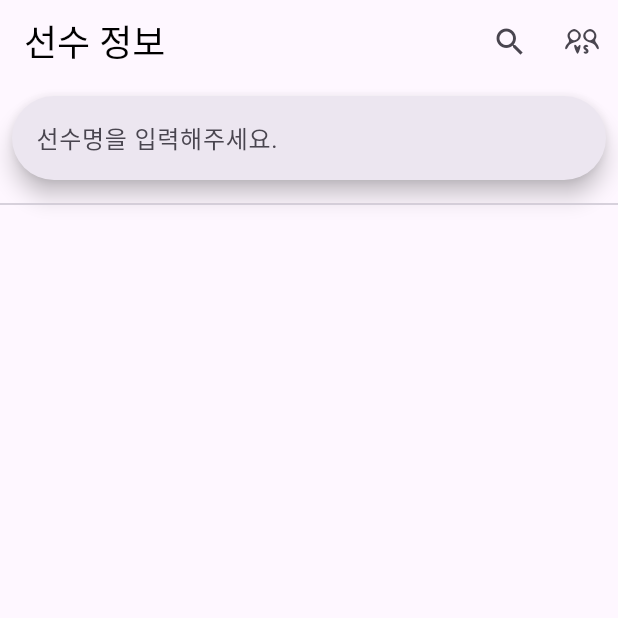
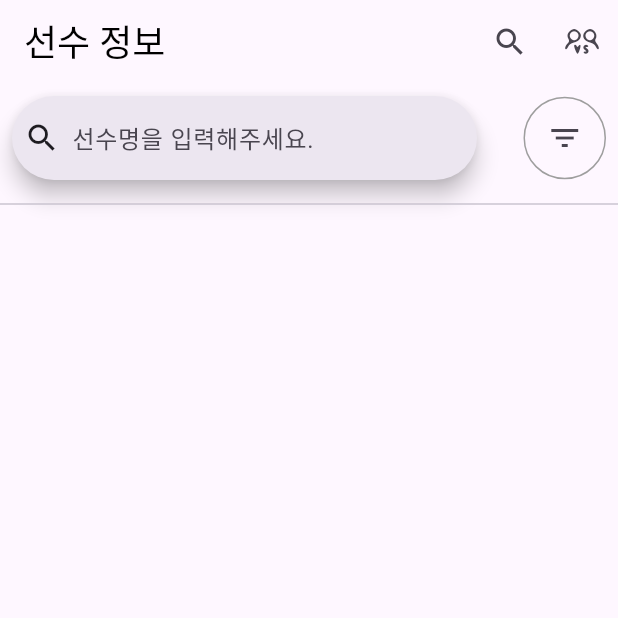
Before and after one commit to kmc7582s/fcm_squad_maker, a Flutter app: the PlayerListPage screen opened directly, after a tap on the "search" icon, on a phone screen of 412 x 824 dp, the top half of it. Run offline on Flutter 3.47's test engine with Material 3 defaults, Android fonts, the phone set to English and light mode, and no system bars; our stand-ins replace firebase_auth, firebase_core, firebase_database, firebase_storage, flutter_animate, freezed_annotation and 3 more; missing offline and left inert: gauge_indicator; accounts and stored records are empty; network calls fail; Roboto replaces fonts that are missing (Pretendard).

Commit message:
2024/7/25 선수 정보 페이지 불필요 요소 삭제 및 선수 검색바 위젯 디자인 수정

```diff
--- a/lib/pages/playerinfo/player_list.dart
+++ b/lib/pages/playerinfo/player_list.dart
@@ -1,7 +1,5 @@
-import 'package:fcmobile_squad_maker/config/color.dart';
 import 'package:fcmobile_squad_maker/config/fonts.dart';
 import 'package:fcmobile_squad_maker/models/club/clubs.dart';
-import 'package:fcmobile_squad_maker/pages/playerinfo/player_info.dart';
 import 'package:fcmobile_squad_maker/pages/playerinfo/player_versus.dart';
 import 'package:fcmobile_squad_maker/widgets/player_list.dart';
 import 'package:flutter/material.dart';
@@ -202,16 +200,37 @@ class _PlayerListPageState extends State<PlayerListPage> {
         children: [
           Visibility(
             visible: _isSearchBarVisible,
-            child: Padding(
+            child: Row(
+              mainAxisAlignment: MainAxisAlignment.spaceBetween,
+              children: [
+                Padding(
                   padding: const EdgeInsets.all(8.0),
+                  child: Container(
+                    width: 310,
                     child: SearchBar(
                       hintText: '선수명을 입력해주세요.',
+                      leading: const Icon(Icons.search),
                       onChanged: (value) {
                         setState(() {
                           searchText = value;
                         });
                       },
                     ),
+                  ),
+                ),
+                Padding(
+                  padding: const EdgeInsets.only(top: 8.0, right: 8.0, bottom: 8.0),
+                  child: Container(
+                    width: 55,
+                    height: 55,
+                    decoration: BoxDecoration(
+                      border: Border.all(color: Colors.grey),
+                      borderRadius: BorderRadius.circular(30)
+                    ),
+                    child: IconButton(icon: Icon(Icons.filter_list), onPressed: () {  },),
+                  ),
+                )
+              ],
             ),
           ),
           Divider(),
@@ -244,7 +263,7 @@ class _PlayerListPageState extends State<PlayerListPage> {
                               },
                             ),
                           ),
-                          Expanded(child: PlayerList(classUrl, flagUrl, clubUrl, player, context)),
+                          Expanded(child: PlayerList(classUrl, flagUrl!, clubUrl, player, context)),
                         ],
                       ),
                     );
```
Also changed, not shown: lib/pages/playerinfo/player_info.dart (+2 -5 lines), lib/pages/playerinfo/player_versus.dart (+0 -27 lines). Lines whose indentation alone changed are shown as unchanged.
